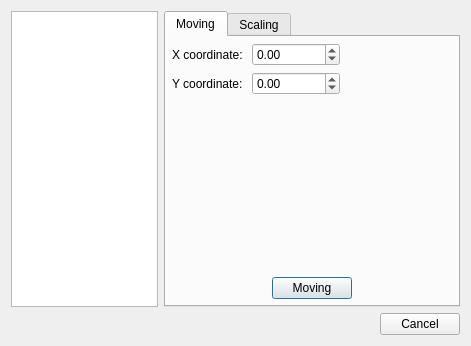
First picture: the form in core/panel/DimensionalSynthesis/Path_Solving_path_adjust.ui, repository KmolYuan/Pyslvs-UI, before the edit.
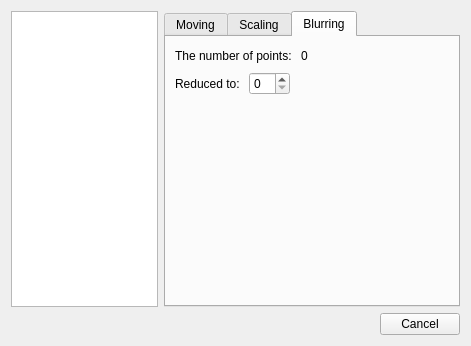
Second picture: the form after the edit. The open tabs and pages were chosen to show the change. Icons and pictures are not drawn.

Commit message: Path Solving dynamic preview.

```diff
--- a/core/panel/DimensionalSynthesis/Path_Solving_path_adjust.ui
+++ b/core/panel/DimensionalSynthesis/Path_Solving_path_adjust.ui
@@ -366,6 +366,84 @@
          </item>
         </layout>
        </widget>
+       <widget class="QWidget" name="blurring">
+        <attribute name="title">
+         <string>Blurring</string>
+        </attribute>
+        <layout class="QVBoxLayout" name="verticalLayout_4">
+         <item>
+          <layout class="QHBoxLayout" name="horizontalLayout_7">
+           <item>
+            <widget class="QLabel" name="label_7">
+             <property name="text">
+              <string>The number of points: </string>
+             </property>
+            </widget>
+           </item>
+           <item>
+            <widget class="QLabel" name="label_8">
+             <property name="text">
+              <string>0</string>
+             </property>
+            </widget>
+           </item>
+           <item>
+            <spacer name="horizontalSpacer_12">
+             <property name="orientation">
+              <enum>Qt::Horizontal</enum>
+             </property>
+             <property name="sizeHint" stdset="0">
+              <size>
+               <width>40</width>
+               <height>20</height>
+              </size>
+             </property>
+            </spacer>
+           </item>
+          </layout>
+         </item>
+         <item>
+          <layout class="QHBoxLayout" name="horizontalLayout_6">
+           <item>
+            <widget class="QLabel" name="label_6">
+             <property name="text">
+              <string>Reduced to: </string>
+             </property>
+            </widget>
+           </item>
+           <item>
+            <widget class="QSpinBox" name="spinBox"/>
+           </item>
+           <item>
+            <spacer name="horizontalSpacer_11">
+             <property name="orientation">
+              <enum>Qt::Horizontal</enum>
+             </property>
+             <property name="sizeHint" stdset="0">
+              <size>
+               <width>40</width>
+               <height>20</height>
+              </size>
+             </property>
+            </spacer>
+           </item>
+          </layout>
+         </item>
+         <item>
+          <spacer name="verticalSpacer_3">
+           <property name="orientation">
+            <enum>Qt::Vertical</enum>
+           </property>
+           <property name="sizeHint" stdset="0">
+            <size>
+             <width>20</width>
+             <height>40</height>
+            </size>
+           </property>
+          </spacer>
+         </item>
+        </layout>
+       </widget>
       </widget>
      </item>
     </layout>
```
Left out of the diff: 2 changed lines with no effect on the pictures. The commit also changes 6 other files.
